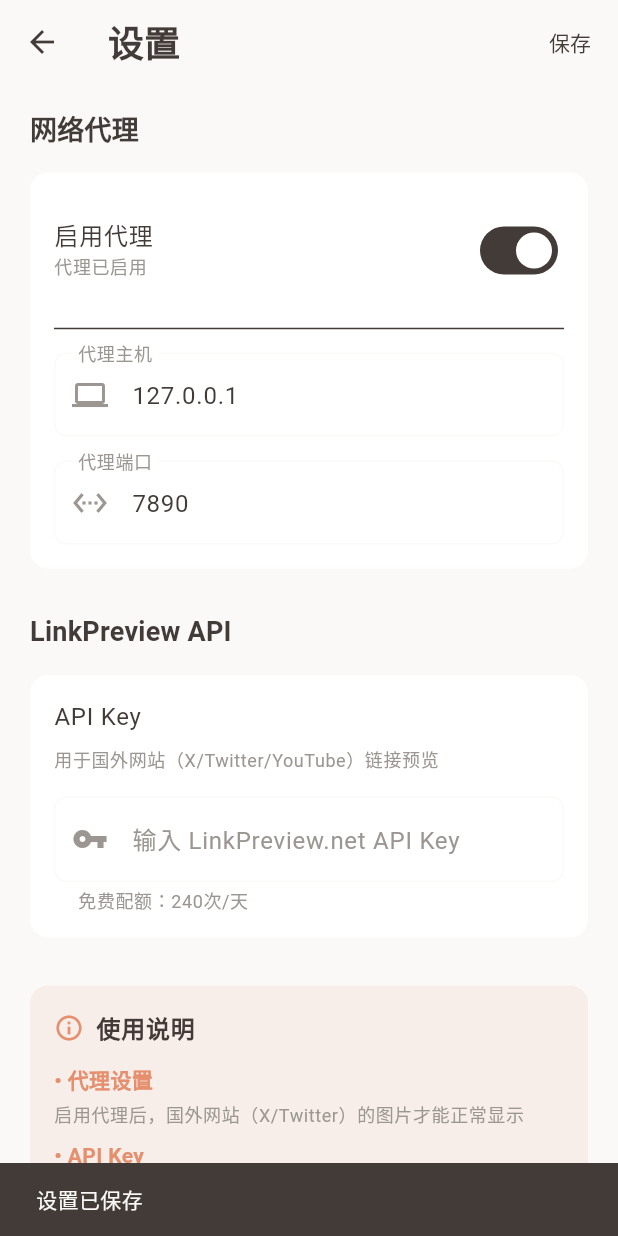
After one commit to future-gole/notebook, a Flutter app: the SettingsPage screen opened by its route, after a tap on "启用代理", after a tap on "保存", on a phone screen of 412 x 824 dp. The commit adds this screen. Run offline on Flutter 3.47's test engine with Material 3 defaults, Android fonts, the phone set to English and light mode, and no system bars; our stand-ins replace flutter_riverpod, flutter_svg, isar_community, logger, shared_preferences; missing offline and left inert: any_link_preview; accounts and stored records are empty; generated files the repository leaves out were written again; Roboto replaces fonts that are missing (SF Pro).

Commit message:
feat: 添加设置界面，负责开启网络代理和添加linkpreview的api fix: 渲染不了国内网站的图片是因为之前的代理再main.dart中默认开启，所以导致图片渲染问题

```diff
--- a/lib/main.dart
+++ b/lib/main.dart
@@ -4,9 +4,11 @@ import 'package:flutter/material.dart';
 import 'package:flutter_riverpod/flutter_riverpod.dart';
 import 'package:isar_community/isar.dart';
 import 'package:notebook/HomeScreen.dart';
+import 'package:notebook/page/settings_page.dart';
 import 'package:notebook/providers/nav_providers.dart';
 import 'package:notebook/services/share_background_service.dart';
 import 'package:notebook/util/proxy_config.dart';
+import 'package:notebook/util/app_config.dart';
 import 'package:notebook/util/theme_data.dart';
 import 'package:path_provider/path_provider.dart';
 import 'model/note.dart';
@@ -21,17 +23,24 @@ Future<void> main() async {
   // 确保 flutter 绑定初始化了
   WidgetsFlutterBinding.ensureInitialized();
 
+  // 初始化应用配置
+  final config = AppConfig();
+  await config.init();
+
+  // 根据配置设置代理
+  if (config.proxyEnabled) {
+    HttpOverrides.global = GlobalHttpOverrides(
+      "${config.proxyHost}:${config.proxyPort}",
+      allowBadCertificates: true,
+    );
+  }
+
   // 获取一个可写目录
   final dir = await getApplicationDocumentsDirectory();
   // 打开 Isar 实例
   isar = await Isar.open(
     [NoteSchema], // 传入您所有模型的 Schema
     directory: dir.path,
-  );
-
-  HttpOverrides.global = GlobalHttpOverrides(
-    "127.0.0.1:7890",
-    allowBadCertificates: true,
   );
 
   runApp(
@@ -62,6 +71,11 @@ class MyApp extends StatelessWidget {
       themeMode: ThemeMode.system,
 
       home: HomeScreen(),
+
+      // 配置路由
+      routes: {
+        '/settings': (context) => const SettingsPage(),
+      },
     );
   }
 }
--- /dev/null
+++ b/lib/page/settings_page.dart
@@ -0,0 +1,312 @@
+import 'package:flutter/material.dart';
+import 'package:notebook/util/app_config.dart';
+import 'dart:io';
+import 'package:notebook/util/proxy_config.dart';
+
+/// 设置页面
+class SettingsPage extends StatefulWidget {
+  const SettingsPage({Key? key}) : super(key: key);
+
+  @override
+  State<SettingsPage> createState() => _SettingsPageState();
+}
+
+class _SettingsPageState extends State<SettingsPage> {
+  final _config = AppConfig();
+  final _apiKeyController = TextEditingController();
+  final _proxyHostController = TextEditingController();
+  final _proxyPortController = TextEditingController();
+
+  bool _proxyEnabled = false;
+  bool _isLoading = true;
+
+  @override
+  void initState() {
+    super.initState();
+    _loadSettings();
+  }
+
+  @override
+  void dispose() {
+    _apiKeyController.dispose();
+    _proxyHostController.dispose();
+    _proxyPortController.dispose();
+    super.dispose();
+  }
+
+  Future<void> _loadSettings() async {
+    setState(() => _isLoading = true);
+
+    await _config.init();
+
+    setState(() {
+      _proxyEnabled = _config.proxyEnabled;
+      _proxyHostController.text = _config.proxyHost;
+      _proxyPortController.text = _config.proxyPort.toString();
+      _apiKeyController.text = _config.linkPreviewApiKey;
+      _isLoading = false;
+    });
+  }
+
+  Future<void> _saveSettings() async {
+    // 保存代理设置
+    await _config.setProxyEnabled(_proxyEnabled);
+    await _config.setProxyHost(_proxyHostController.text);
+    await _config.setProxyPort(int.tryParse(_proxyPortController.text) ?? 7890);
+
+    // 保存 API Key
+    await _config.setLinkPreviewApiKey(_apiKeyController.text);
+
+    // 应用代理设置
+    _applyProxySettings();
+
+    if (mounted) {
+      ScaffoldMessenger.of(context).showSnackBar(
+        const SnackBar(content: Text('设置已保存')),
+      );
+    }
+  }
+
+  void _applyProxySettings() {
+    if (_proxyEnabled) {
+      HttpOverrides.global = GlobalHttpOverrides(
+        "${_config.proxyHost}:${_config.proxyPort}",
+        allowBadCertificates: true,
+      );
+    } else {
+      HttpOverrides.global = null;
+    }
+  }
+
+  @override
+  Widget build(BuildContext context) {
+    final theme = Theme.of(context);
+
+    if (_isLoading) {
+      return Scaffold(
+        appBar: AppBar(title: const Text('设置')),
+        body: const Center(child: CircularProgressIndicator()),
+      );
+    }
+
+    return Scaffold(
+      backgroundColor: theme.scaffoldBackgroundColor,
+      appBar: AppBar(
+        title: const Text('设置'),
+        actions: [
+          TextButton(
+            onPressed: _saveSettings,
+            child: const Text('保存'),
+          ),
+        ],
+      ),
+      body: ListView(
+        padding: const EdgeInsets.all(16),
+        children: [
+          // 网络代理设置
+          _buildSectionTitle('网络代理', theme),
+          _buildProxyCard(theme),
+          const SizedBox(height: 24),
+
+          // LinkPreview API 设置
+          _buildSectionTitle('LinkPreview API', theme),
+          _buildApiKeyCard(theme),
+          const SizedBox(height: 24),
+
+          // 说明
+          _buildInfoCard(theme),
+        ],
+      ),
+    );
+  }
+
+  Widget _buildSectionTitle(String title, ThemeData theme) {
+    return Padding(
+      padding: const EdgeInsets.only(left: 4, bottom: 12),
+      child: Text(
+        title,
+        style: theme.textTheme.titleMedium,
+      ),
+    );
+  }
+
+  Widget _buildProxyCard(ThemeData theme) {
+    return Card(
+      color: theme.cardColor,
+      elevation: 0,
+      shape: RoundedRectangleBorder(
+        borderRadius: BorderRadius.circular(12),
+        side: BorderSide(color: theme.dividerColor.withOpacity(0.1)),
+      ),
+      child: Padding(
+        padding: const EdgeInsets.all(16),
+        child: Column(
+          crossAxisAlignment: CrossAxisAlignment.start,
+          children: [
+            // 启用开关
+            SwitchListTile(
+              contentPadding: EdgeInsets.zero,
+              title: Text(
+                '启用代理',
+                style: theme.textTheme.bodyLarge,
+              ),
+              subtitle: Text(
+                _proxyEnabled ? '代理已启用' : '代理已禁用',
+                style: theme.textTheme.bodySmall,
+              ),
+              value: _proxyEnabled,
+              onChanged: (value) {
+                setState(() => _proxyEnabled = value);
+              },
+            ),
+
+            if (_proxyEnabled) ...[
+              const Divider(height: 32),
+
+              // 代理主机
+              TextField(
+                controller: _proxyHostController,
+                decoration: InputDecoration(
+                  labelText: '代理主机',
+                  hintText: '127.0.0.1',
+                  prefixIcon: const Icon(Icons.computer),
+                  border: OutlineInputBorder(
+                    borderRadius: BorderRadius.circular(8),
+                  ),
+                ),
+              ),
+              const SizedBox(height: 16),
+
+              // 代理端口
+              TextField(
+                controller: _proxyPortController,
+                keyboardType: TextInputType.number,
+                decoration: InputDecoration(
+                  labelText: '代理端口',
+                  hintText: '7890',
+                  prefixIcon: const Icon(Icons.settings_ethernet),
+                  border: OutlineInputBorder(
+                    borderRadius: BorderRadius.circular(8),
+                  ),
+                ),
+              ),
+            ],
+          ],
+        ),
+      ),
+    );
+  }
+
+  Widget _buildApiKeyCard(ThemeData theme) {
+    return Card(
+      color: theme.cardColor,
+      elevation: 0,
+      shape: RoundedRectangleBorder(
+        borderRadius: BorderRadius.circular(12),
+        side: BorderSide(color: theme.dividerColor.withOpacity(0.1)),
+      ),
+      child: Padding(
+        padding: const EdgeInsets.all(16),
+        child: Column(
+          crossAxisAlignment: CrossAxisAlignment.start,
+          children: [
+            Text(
+              'API Key',
+              style: theme.textTheme.bodyLarge,
+            ),
+            const SizedBox(height: 8),
+            Text(
+              '用于国外网站（X/Twitter/YouTube）链接预览',
+              style: theme.textTheme.bodySmall,
+            ),
+            const SizedBox(height: 16),
+            TextField(
+              controller: _apiKeyController,
+              decoration: InputDecoration(
+                hintText: '输入 LinkPreview.net API Key',
+                prefixIcon: const Icon(Icons.vpn_key),
+                border: OutlineInputBorder(
+                  borderRadius: BorderRadius.circular(8),
+                ),
+                helperText: '免费配额：240次/天',
+              ),
+              maxLines: 1,
+            ),
+          ],
+        ),
+      ),
+    );
+  }
+
+  Widget _buildInfoCard(ThemeData theme) {
+    return Card(
+      color: theme.colorScheme.surfaceContainerHighest.withOpacity(0.1),
+      elevation: 0,
+      shape: RoundedRectangleBorder(
+        borderRadius: BorderRadius.circular(12),
+      ),
+      child: Padding(
+        padding: const EdgeInsets.all(16),
+        child: Column(
+          crossAxisAlignment: CrossAxisAlignment.start,
+          children: [
+            Row(
+              children: [
+                Icon(
+                  Icons.info_outline,
+                  color: theme.colorScheme.surfaceContainerHighest,
+                  size: 20,
+                ),
+                const SizedBox(width: 8),
+                Text(
+                  '使用说明',
+                  style: theme.textTheme.bodyLarge?.copyWith(
+                    fontWeight: FontWeight.bold,
+                  ),
+                ),
+              ],
+            ),
+            const SizedBox(height: 12),
+            _buildInfoItem(
+              '• 代理设置',
+              '启用代理后，国外网站（X/Twitter）的图片才能正常显示',
+              theme,
+            ),
+            const SizedBox(height: 8),
+            _buildInfoItem(
+              '• API Key',
+              '从 linkpreview.net 获取，用于国外网站链接预览',
+              theme,
+            ),
+            const SizedBox(height: 8),
+            _buildInfoItem(
+              '• 国内网站',
+              '国内网站无需代理，自动使用直连方式',
+              theme,
+            ),
+          ],
+        ),
+      ),
+    );
+  }
+
+  Widget _buildInfoItem(String title, String content, ThemeData theme) {
+    return Column(
+      crossAxisAlignment: CrossAxisAlignment.start,
+      children: [
+        Text(
+          title,
+          style: theme.textTheme.bodyMedium?.copyWith(
+            fontWeight: FontWeight.w600,
+            color: theme.colorScheme.surfaceContainerHighest,
+          ),
+        ),
+        const SizedBox(height: 4),
+        Text(
+          content,
+          style: theme.textTheme.bodySmall,
+        ),
+      ],
+    );
+  }
+}
--- a/lib/page/widget/glass_nav_bar.dart
+++ b/lib/page/widget/glass_nav_bar.dart
@@ -128,6 +128,18 @@ class GlassNavBar extends ConsumerWidget {
               onPressed: onSearchPressed ?? () {},
               isDark: isDark,
             ),
+
+            const SizedBox(width: 8),
+
+            // 设置按钮
+            _buildIconButton(
+              context,
+              icon: Icons.settings,
+              onPressed: () {
+                Navigator.of(context).pushNamed('/settings');
+              },
+              isDark: isDark,
+            ),
           ],
         );
       },
--- /dev/null
+++ b/lib/util/app_config.dart
@@ -0,0 +1,52 @@
+import 'package:shared_preferences/shared_preferences.dart';
+
+/// 应用配置管理类
+class AppConfig {
+  static const String _keyProxyEnabled = 'proxy_enabled';
+  static const String _keyProxyHost = 'proxy_host';
+  static const String _keyProxyPort = 'proxy_port';
+  static const String _keyLinkPreviewApiKey = 'linkpreview_api_key';
+
+  // 单例模式
+  static final AppConfig _instance = AppConfig._internal();
+  factory AppConfig() => _instance;
+  AppConfig._internal();
+
+  SharedPreferences? _prefs;
+
+  /// 初始化配置
+  Future<void> init() async {
+    _prefs = await SharedPreferences.getInstance();
+  }
+
+  /// 代理配置
+  bool get proxyEnabled => _prefs?.getBool(_keyProxyEnabled) ?? false;
+  String get proxyHost => _prefs?.getString(_keyProxyHost) ?? '127.0.0.1';
+  int get proxyPort => _prefs?.getInt(_keyProxyPort) ?? 7890;
+
+  Future<void> setProxyEnabled(bool enabled) async {
+    await _prefs?.setBool(_keyProxyEnabled, enabled);
+  }
+
+  Future<void> setProxyHost(String host) async {
+    await _prefs?.setString(_keyProxyHost, host);
+  }
+
+  Future<void> setProxyPort(int port) async {
+    await _prefs?.setInt(_keyProxyPort, port);
+  }
+
+  /// LinkPreview API 配置
+  String get linkPreviewApiKey =>
+      _prefs?.getString(_keyLinkPreviewApiKey) ??
+      ''; // 默认值
+
+  Future<void> setLinkPreviewApiKey(String apiKey) async {
+    await _prefs?.setString(_keyLinkPreviewApiKey, apiKey);
+  }
+
+  /// 清除所有配置
+  Future<void> clearAll() async {
+    await _prefs?.clear();
+  }
+}
--- a/lib/util/link_preview_api_service.dart
+++ b/lib/util/link_preview_api_service.dart
@@ -1,18 +1,20 @@
 import 'dart:convert';
 import 'package:http/http.dart' as http;
+import 'package:notebook/util/app_config.dart';
 
 /// 使用 LinkPreview.net API 的链接预览服务
 /// 这个服务不受代理限制，直接访问第三方 API
 class LinkPreviewApiService {
-  static const String _apiKey = 'a7550aee7664cdd0a16233f8c1150c47';
   static const String _baseUrl = 'https://api.linkpreview.net';
 
   /// 获取链接的元数据
   static Future<ApiLinkMetadata> fetchMetadata(String url) async {
     try {
-      print('🌐 使用 LinkPreview API 获取: $url');
+      // 从配置中获取 API Key
+      final config = AppConfig();
+      final apiKey = config.linkPreviewApiKey;
 
-      final apiUrl = '$_baseUrl/?key=$_apiKey&q=${Uri.encodeComponent(url)}';
+      final apiUrl = '$_baseUrl/?key=$apiKey&q=${Uri.encodeComponent(url)}';
       final response = await http.get(
         Uri.parse(apiUrl),
         headers: {
@@ -22,8 +24,6 @@ class LinkPreviewApiService {
 
       if (response.statusCode == 200) {
         final data = json.decode(response.body);
-
-        print('✅ API 返回成功: title=${data['title']}');
 
         return ApiLinkMetadata(
           title: data['title'],
--- a/lib/util/link_preview_cache.dart
+++ b/lib/util/link_preview_cache.dart
@@ -1,8 +1,11 @@
 import 'dart:convert';
 import 'package:shared_preferences/shared_preferences.dart';
 
+import 'logger_service.dart';
+
 /// 链接预览缓存管理器
 /// 缓存时间设置为1年，避免重复网络请求
+final String tag = "LinkPreviewCache";
 class LinkPreviewCache {
   static const String _cachePrefix = 'link_preview_cache_';
   static const Duration _cacheDuration = Duration(days: 365); // 1年
@@ -19,9 +22,9 @@ class LinkPreviewCache {
       };
 
       await prefs.setString(cacheKey, json.encode(cacheData));
-      print('💾 缓存已保存: $url');
+      log.d(tag,'💾 缓存已保存: $url');
     } catch (e) {
-      print('❌ 缓存保存失败: $e');
+      log.d(tag,'❌ 缓存保存失败: $e');
     }
   }
 
@@ -47,11 +50,11 @@ class LinkPreviewCache {
         return null;
       }
 
-      print('✅ 使用缓存: $url');
+      log.d(tag,'✅ 使用缓存: $url');
       return cacheData['metadata'] as Map<String, dynamic>;
 
     } catch (e) {
-      print('❌ 缓存读取失败: $e');
+      log.d(tag,'❌ 缓存读取失败: $e');
       return null;
     }
   }
@@ -63,7 +66,7 @@ class LinkPreviewCache {
       final cacheKey = _getCacheKey(url);
       await prefs.remove(cacheKey);
     } catch (e) {
-      print('❌ 缓存清除失败: $e');
+      log.d(tag,'❌ 缓存清除失败: $e');
     }
   }
 
@@ -79,9 +82,9 @@ class LinkPreviewCache {
         }
       }
 
-      print('🗑️ 所有缓存已清除');
+      log.d(tag,'🗑️ 所有缓存已清除');
     } catch (e) {
-      print('❌ 清除所有缓存失败: $e');
+      log.d(tag,'❌ 缓存清除失败: $e');
     }
   }
 
@@ -114,7 +117,7 @@ class LinkPreviewCache {
         'size': totalSize,
       };
     } catch (e) {
-      print('❌ 获取缓存统计失败: $e');
+      log.d(tag,'❌ 获取缓存统计失败: $e');
       return {'count': 0, 'size': 0};
     }
   }
```
